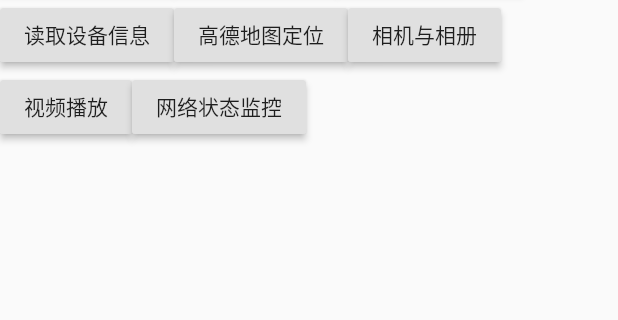
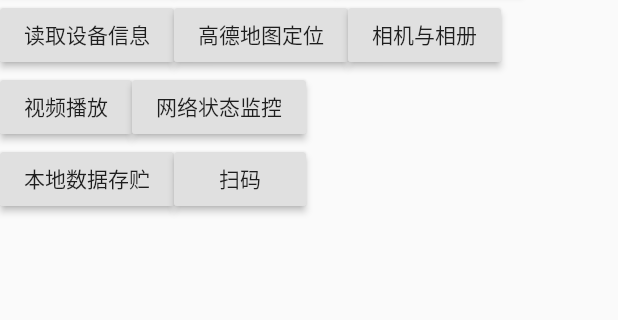
Before and after one commit to yanjiepeng/flutter_demo2, a Flutter app: the HomePage widget shown alone on an empty page, opened directly, on a phone screen of 412 x 824 dp, the part 478-798 px from its top. Run offline on Flutter 3.47's test engine with Material 2 defaults, Android fonts, the phone set to English and light mode, and no system bars; our stand-ins replace chewie, connectivity, date_format, device_info, dio, flutter_html and 5 more; missing offline and left inert: amap_location, flutter_inappbrowser, simple_permissions; accounts and stored records are empty; network calls fail.

```diff
--- a/lib/pages/tabs/Home.dart
+++ b/lib/pages/tabs/Home.dart
@@ -9,9 +9,9 @@ class HomePage extends StatefulWidget {
 class _HomePageState extends State<HomePage> {
   @override
   Widget build(BuildContext context) {
-    return Column(
-      crossAxisAlignment: CrossAxisAlignment.start,
-      mainAxisAlignment: MainAxisAlignment.start,
+    return ListView(
+      scrollDirection: Axis.vertical,
+
       children: <Widget>[
         Row(
           children: <Widget>[
@@ -147,6 +147,25 @@ class _HomePageState extends State<HomePage> {
               },
               child: Text('网络状态监控'),
             )
+            ,
+            SizedBox(height: 10,),
+            Row(
+              children: <Widget>[
+                RaisedButton(
+                  onPressed: () {
+                    Navigator.pushNamed(context, '/sp');
+                  },
+                  child: Text('本地数据存贮'),
+                ),
+                RaisedButton(
+                  onPressed: () {
+                    Navigator.pushNamed(context, '/sp');
+                  },
+                  child: Text('扫码'),
+                ),
+
+              ],
+            )
           ],
         ),
       ],
--- a/lib/routes/Routes.dart
+++ b/lib/routes/Routes.dart
@@ -2,6 +2,7 @@ import 'package:flutter/material.dart';
 import 'package:flutter_demo2/camera/ImagePickerDemo.dart';
 import 'package:flutter_demo2/date/Datedemo.dart';
 import 'package:flutter_demo2/deviceinfo/DeviceInfoPage.dart';
+import 'package:flutter_demo2/localdata/LocalDataDemo.dart';
 import 'package:flutter_demo2/map/GDMapDemo.dart';
 import 'package:flutter_demo2/net/DioDemoPage.dart';
 import 'package:flutter_demo2/net/NetConnect.dart';
@@ -55,6 +56,7 @@ final routes = {
   '/imagepicker': (context) => ImagePickerDemo(),
   '/videoplay': (context) => VideoPlayDemo(),
   '/netstate': (context) => NetConnectDemo(),
+  '/sp': (context) => LocalDataDemo(),
   '/newscontent': (context,{arguments}) => NewsContent(arguments:arguments),
   '/search': (context, {arguments}) => SearchPage(arguments: arguments),
   '/product': (context, {arguments}) => ProductPage(arguments: arguments),
--- a/pubspec.yaml
+++ b/pubspec.yaml
@@ -36,6 +36,8 @@ dependencies:
   chewie: ^0.9.7
   video_player: ^0.10.1+4
   connectivity: ^0.4.3+6
+  shared_preferences: ^0.5.3+4
+  barcode_scan: ^1.0.0
   flutter_localizations:
     sdk: flutter
 
```
Also changed, not shown: lib/localdata/LocalDataDemo.dart (added, +65 -0 lines), lib/localdata/Storage.dart (added, +30 -0 lines), pubspec.lock.
